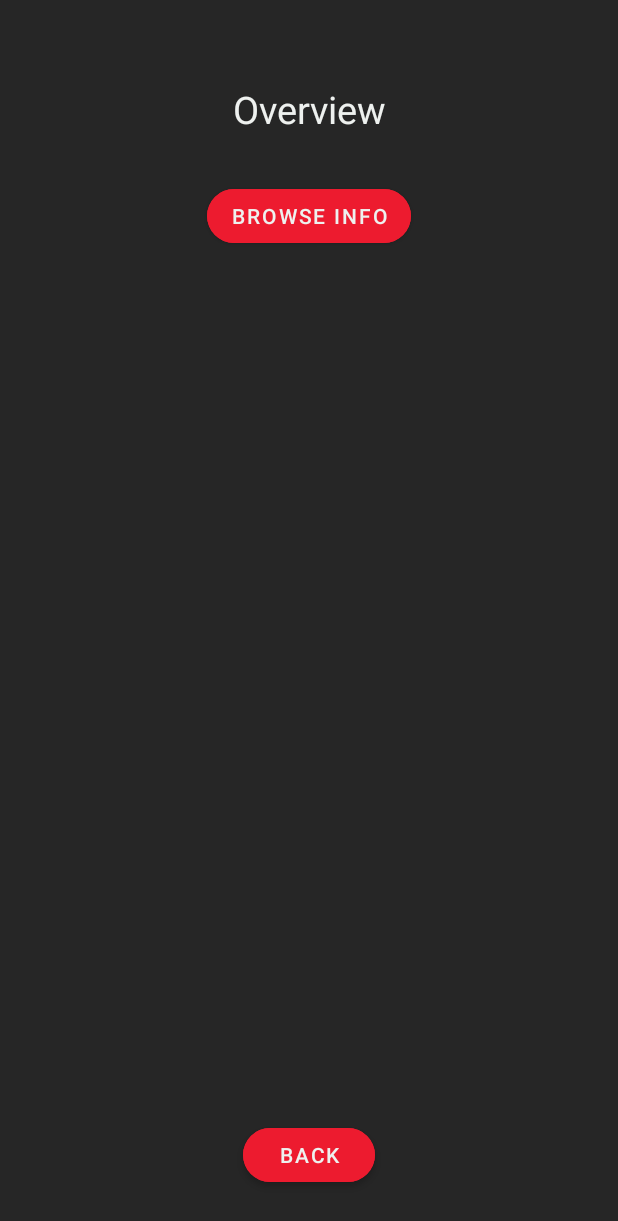
After one commit to McGill-ECSE321-Fall2021/project-group-12, an Android app: the layout manageaccount_page.xml on its own in the app's theme, with its tools: preview values and no code run, on a phone screen of 412 x 824 dp. The commit adds this screen. Shown: the top 1221 px of the screen. Run offline under Robolectric (Android 15) with nearby library versions, the phone set to English and light mode, and no system bars.

Commit message:
Update in onlineUser page and manageAccount page
Adding logout and view account information functions

```diff
--- /dev/null
+++ b/LibraryAndroid/app/src/main/res/layout/manageaccount_page.xml
@@ -0,0 +1,204 @@
+<?xml version="1.0" encoding="utf-8"?>
+<androidx.constraintlayout.widget.ConstraintLayout xmlns:android="http://schemas.android.com/apk/res/android"
+    xmlns:app="http://schemas.android.com/apk/res-auto"
+    xmlns:tools="http://schemas.android.com/tools"
+    android:layout_width="match_parent"
+    android:layout_height="match_parent"
+    android:background="@color/dark_color"
+    app:layout_behavior="@string/appbar_scrolling_view_behavior">
+
+    <LinearLayout
+        android:layout_width="match_parent"
+        android:layout_height="wrap_content"
+        android:orientation="vertical"
+        app:layout_constraintLeft_toLeftOf="parent"
+        app:layout_constraintRight_toRightOf="parent"
+        app:layout_constraintTop_toTopOf="parent">
+
+    </LinearLayout>
+
+    <TextView
+        android:id="@+id/manageaccount_error"
+        android:layout_width="wrap_content"
+        android:layout_height="wrap_content"
+        android:layout_marginStart="153dp"
+        android:layout_marginTop="15dp"
+        android:layout_marginEnd="153dp"
+        android:text=""
+        android:textColor="#FF0000"
+        app:layout_constraintEnd_toEndOf="parent"
+        app:layout_constraintStart_toStartOf="parent"
+        app:layout_constraintTop_toTopOf="parent" />
+
+    <TextView
+        android:id="@+id/accountManagement_text"
+        android:layout_width="wrap_content"
+        android:layout_height="wrap_content"
+        android:layout_gravity="center"
+        android:layout_marginStart="153dp"
+        android:layout_marginTop="55dp"
+        android:layout_marginEnd="153dp"
+        android:gravity="center"
+        android:text="Overview"
+        android:textAlignment="center"
+        android:textColor="@color/light_color"
+        android:textSize="25sp"
+        app:layout_constraintEnd_toEndOf="parent"
+        app:layout_constraintStart_toStartOf="parent"
+        app:layout_constraintTop_toTopOf="parent" />
+
+    <Button
+        android:layout_width="wrap_content"
+        android:layout_height="wrap_content"
+        android:layout_gravity="center"
+        android:layout_marginStart="153dp"
+        android:layout_marginEnd="153dp"
+        android:layout_marginBottom="30dp"
+        android:backgroundTint="@color/primary_color"
+        android:gravity="center"
+        android:onClick="toOnlineUser"
+        android:text="@string/onlineUser_manageAccount_back_text"
+        android:textColor="@color/light_color"
+        app:cornerRadius="100px"
+        app:layout_constraintBottom_toBottomOf="parent"
+        app:layout_constraintEnd_toEndOf="parent"
+        app:layout_constraintStart_toStartOf="parent" />
+
+    <Button
+        android:id="@+id/button"
+        android:layout_width="wrap_content"
+        android:layout_height="wrap_content"
+        android:layout_gravity="center"
+        android:layout_marginStart="153dp"
+        android:layout_marginTop="30dp"
+        android:layout_marginEnd="153dp"
+        android:backgroundTint="@color/primary_color"
+        android:gravity="center"
+        android:onClick="showPersonalInfo"
+        android:text="@string/onlineUser_manageAccount_showInfo_text"
+        android:textColor="@color/light_color"
+        app:cornerRadius="100px"
+        app:layout_constraintEnd_toEndOf="parent"
+        app:layout_constraintStart_toStartOf="parent"
+        app:layout_constraintTop_toBottomOf="@+id/accountManagement_text" />
+
+    <TextView
+        android:id="@+id/accountManagement_username_text"
+        android:layout_width="wrap_content"
+        android:layout_height="wrap_content"
+        android:layout_gravity="center"
+        android:layout_marginStart="153dp"
+        android:layout_marginTop="15dp"
+        android:layout_marginEnd="153dp"
+        android:gravity="center"
+        android:text=""
+        android:textAlignment="center"
+        android:textColor="@color/light_color"
+        android:textSize="15sp"
+        app:layout_constraintEnd_toEndOf="parent"
+        app:layout_constraintStart_toStartOf="parent"
+        app:layout_constraintTop_toBottomOf="@+id/button" />
+
+    <TextView
+        android:id="@+id/accountManagement_email_text"
+        android:layout_width="wrap_content"
+        android:layout_height="wrap_content"
+        android:layout_gravity="center"
+        android:layout_marginStart="153dp"
+        android:layout_marginTop="10dp"
+        android:layout_marginEnd="153dp"
+        android:gravity="center"
+        android:text=""
+        android:textAlignment="center"
+        android:textColor="@color/light_color"
+        android:textSize="15sp"
+        app:layout_constraintEnd_toEndOf="parent"
+        app:layout_constraintStart_toStartOf="parent"
+        app:layout_constraintTop_toBottomOf="@+id/accountManagement_username_text" />
+
+    <TextView
+        android:id="@+id/accountManagement_firstName_text"
+        android:layout_width="wrap_content"
+        android:layout_height="wrap_content"
+        android:layout_gravity="center"
+        android:layout_marginStart="153dp"
+        android:layout_marginTop="10dp"
+        android:layout_marginEnd="153dp"
+        android:gravity="center"
+        android:text=""
+        android:textAlignment="center"
+        android:textColor="@color/light_color"
+        android:textSize="15sp"
+        app:layout_constraintEnd_toEndOf="parent"
+        app:layout_constraintStart_toStartOf="parent"
+        app:layout_constraintTop_toBottomOf="@+id/accountManagement_email_text" />
+
+    <TextView
+        android:id="@+id/accountManagement_lastName_text"
+        android:layout_width="wrap_content"
+        android:layout_height="wrap_content"
+        android:layout_gravity="center"
+        android:layout_marginStart="153dp"
+        android:layout_marginTop="10dp"
+        android:layout_marginEnd="153dp"
+        android:gravity="center"
+        android:text=""
+        android:textAlignment="center"
+        android:textColor="@color/light_color"
+        android:textSize="15sp"
+        app:layout_constraintEnd_toEndOf="parent"
+        app:layout_constraintStart_toStartOf="parent"
+        app:layout_constraintTop_toBottomOf="@+id/accountManagement_firstName_text" />
+
+    <TextView
+        android:id="@+id/accountManagement_address_text"
+        android:layout_width="wrap_content"
+        android:layout_height="wrap_content"
+        android:layout_gravity="center"
+        android:layout_marginStart="153dp"
+        android:layout_marginTop="10dp"
+        android:layout_marginEnd="153dp"
+        android:gravity="center"
+        android:text=""
+        android:textAlignment="center"
+        android:textColor="@color/light_color"
+        android:textSize="15sp"
+        app:layout_constraintEnd_toEndOf="parent"
+        app:layout_constraintStart_toStartOf="parent"
+        app:layout_constraintTop_toBottomOf="@+id/accountManagement_lastName_text" />
+
+    <TextView
+        android:id="@+id/accountManagement_isLocal_text"
+        android:layout_width="wrap_content"
+        android:layout_height="wrap_content"
+        android:layout_gravity="center"
+        android:layout_marginStart="153dp"
+        android:layout_marginTop="10dp"
+        android:layout_marginEnd="153dp"
+        android:gravity="center"
+        android:text=""
+        android:textAlignment="center"
+        android:textColor="@color/light_color"
+        android:textSize="15sp"
+        app:layout_constraintEnd_toEndOf="parent"
+        app:layout_constraintStart_toStartOf="parent"
+        app:layout_constraintTop_toBottomOf="@+id/accountManagement_address_text" />
+
+    <TextView
+        android:id="@+id/accountManagement_userId_text"
+        android:layout_width="wrap_content"
+        android:layout_height="wrap_content"
+        android:layout_gravity="center"
+        android:layout_marginStart="153dp"
+        android:layout_marginTop="10dp"
+        android:layout_marginEnd="153dp"
+        android:gravity="center"
+        android:text=""
+        android:textAlignment="center"
+        android:textColor="@color/light_color"
+        android:textSize="15sp"
+        app:layout_constraintEnd_toEndOf="parent"
+        app:layout_constraintStart_toStartOf="parent"
+        app:layout_constraintTop_toBottomOf="@+id/accountManagement_isLocal_text" />
+
+</androidx.constraintlayout.widget.ConstraintLayout>
--- a/LibraryAndroid/app/src/main/res/values/strings.xml
+++ b/LibraryAndroid/app/src/main/res/values/strings.xml
@@ -22,6 +22,11 @@
     <string name="need_to_signup_text">Don\'t have an account?</string>
     <string name="signup_button_text">Sign Up</string>
 
+    <string name="onlineUser_logout_text">Logout</string>
+    <string name="onlineUser_manageAccount_text">Manage Account</string>
+    <string name="onlineUser_manageAccount_back_text">Back</string>
+    <string name="onlineUser_manageAccount_showInfo_text">Browse Info</string>
+
     <string name="signup_firstname_hint">First Name</string>
     <string name="signup_lastname_hint">Last Name</string>
     <string name="signup_address_hint">Address</string>
```
Also changed, not shown: LibraryAndroid/app/src/main/java/ca/mcgill/ecse321/library_android/MainActivity.java (+68 -2 lines), LibraryAndroid/app/src/main/res/layout/onlineuser_page.xml (+57 -0 lines).
